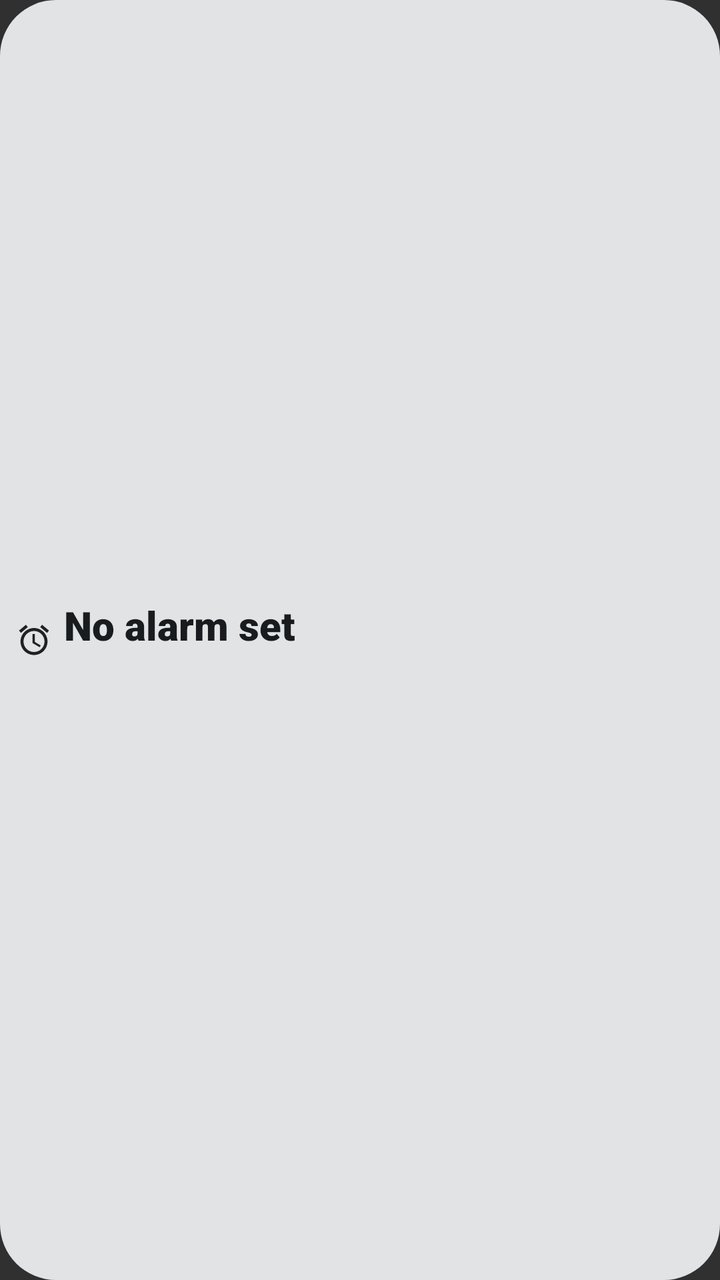
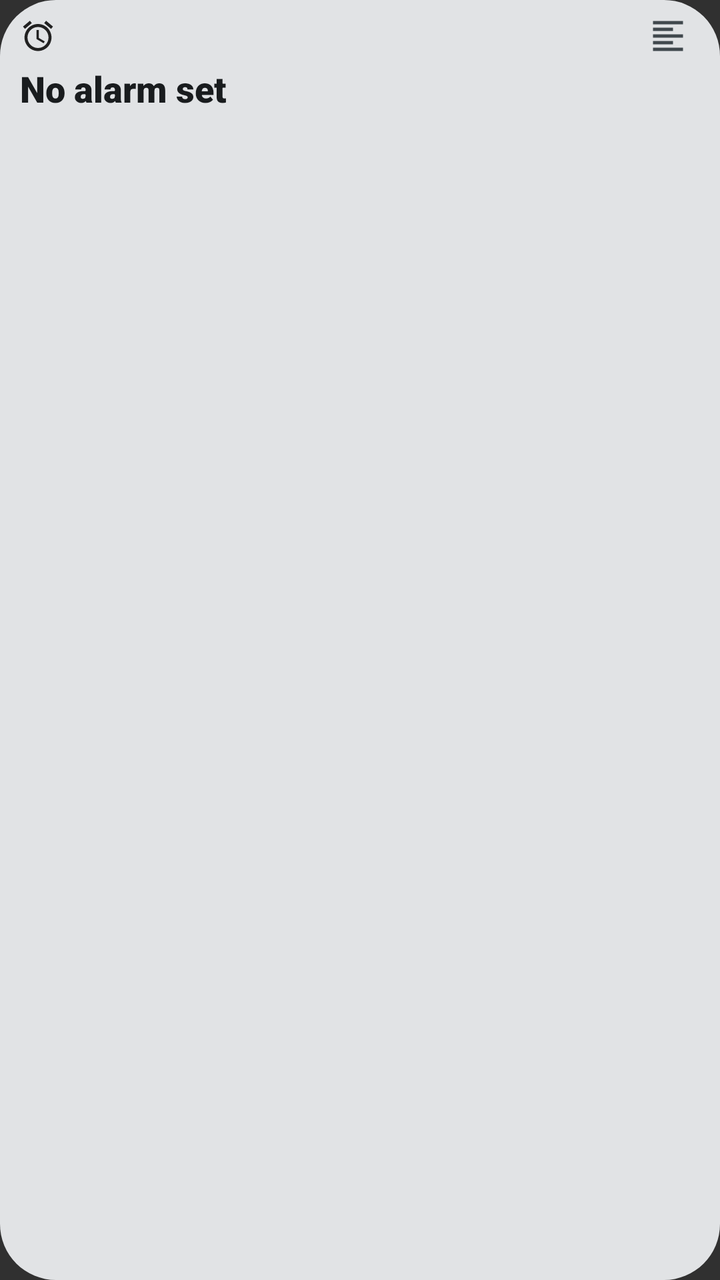

Two renders of the same Android screen: before a commit and after it. Below are the layout's source before the change and the commit's diff.
<!-- AndroidManifest.xml: application theme android:Theme.Material.NoActionBar -->
<!-- res/layout/widget_next_up_compact_wide.xml -->
<?xml version="1.0" encoding="utf-8"?>
<LinearLayout xmlns:android="http://schemas.android.com/apk/res/android"
    android:id="@+id/widget_root"
    android:layout_width="match_parent"
    android:layout_height="match_parent"
    android:background="@drawable/widget_background"
    android:gravity="center_vertical"
    android:orientation="horizontal"
    android:paddingStart="8dp"
    android:paddingTop="4dp"
    android:paddingEnd="8dp"
    android:paddingBottom="4dp">

    <ImageView
        android:id="@+id/widget_icon"
        android:layout_width="18dp"
        android:layout_height="18dp"
        android:layout_gravity="center_vertical"
        android:layout_marginEnd="6dp"
        android:contentDescription="@string/app_name"
        android:src="@drawable/ic_alarm" />

    <LinearLayout
        android:layout_width="0dp"
        android:layout_height="wrap_content"
        android:layout_gravity="center_vertical"
        android:layout_weight="1"
        android:orientation="vertical">

        <TextView
            android:id="@+id/widget_countdown"
            android:layout_width="match_parent"
            android:layout_height="wrap_content"
            android:autoSizeMaxTextSize="24sp"
            android:autoSizeMinTextSize="10sp"
            android:autoSizeStepGranularity="1sp"
            android:autoSizeTextType="uniform"
            android:ellipsize="none"
            android:fontFamily="sans-serif-black"
            android:maxLines="1"
            android:text="@string/no_alarm_set"
            android:textColor="@color/widget_on_surface"
            android:textSize="20sp" />

        <TextView
            android:id="@+id/widget_alarm_time"
            android:layout_width="match_parent"
            android:layout_height="wrap_content"
            android:ellipsize="none"
            android:fontFamily="sans-serif"
            android:maxLines="1"
            android:text=""
            android:textColor="@color/widget_on_surface_variant"
            android:textSize="11sp" />
    </LinearLayout>

</LinearLayout>
<!-- resources referenced by this layout -->
<resources>
  <color name="widget_on_surface">#1D1B20</color>
  <color name="widget_on_surface_variant">#49454F</color>
  <!-- drawable ic_alarm (drawable) -->
  <vector xmlns:android="http://schemas.android.com/apk/res/android"
      android:width="24dp"
      android:height="24dp"
      android:viewportWidth="24"
      android:viewportHeight="24"
      android:tint="?android:attr/colorPrimary">
      <path
          android:fillColor="@android:color/white"
          android:pathData="M22,5.72l-4.6,-3.86 -1.29,1.53 4.6,3.86L22,5.72zM7.88,3.39L6.6,1.86 2,5.71l1.29,1.53 4.59,-3.85zM12.5,8H11v6l4.75,2.85 0.75,-1.23 -4,-2.37V8zM12,4c-4.97,0 -9,4.03 -9,9s4.02,9 9,9 9,-4.03 9,-9 -4.03,-9 -9,-9zM12,20c-3.87,0 -7,-3.13 -7,-7s3.13,-7 7,-7 7,3.13 7,7 -3.13,7 -7,7z"/>
  </vector>
  <!-- drawable widget_background (drawable) -->
  <?xml version="1.0" encoding="utf-8"?>
  <shape xmlns:android="http://schemas.android.com/apk/res/android"
      android:shape="rectangle">
      <corners android:radius="28dp" />
      <solid android:color="@color/widget_surface" />
  </shape>
  <string name="app_name">NextUp</string>
  <string name="no_alarm_set">No alarm set</string>
  <color name="widget_surface">#F2EDF7</color>
</resources>

<!-- the commit's change to res/layout/widget_next_up_compact_wide.xml (unified diff, before → after) -->
@@ -4,54 +4,67 @@
     android:layout_width="match_parent"
     android:layout_height="match_parent"
     android:background="@drawable/widget_background"
-    android:gravity="center_vertical"
-    android:orientation="horizontal"
-    android:paddingStart="8dp"
-    android:paddingTop="4dp"
-    android:paddingEnd="8dp"
-    android:paddingBottom="4dp">
+    android:orientation="vertical"
+    android:paddingStart="10dp"
+    android:paddingTop="6dp"
+    android:paddingEnd="10dp"
+    android:paddingBottom="6dp">
 
-    <ImageView
-        android:id="@+id/widget_icon"
-        android:layout_width="18dp"
-        android:layout_height="18dp"
-        android:layout_gravity="center_vertical"
-        android:layout_marginEnd="6dp"
-        android:contentDescription="@string/app_name"
-        android:src="@drawable/ic_alarm" />
+    
+    <RelativeLayout
+        android:id="@+id/widget_top_bar"
+        android:layout_width="match_parent"
+        android:layout_height="24dp">
 
-    <LinearLayout
-        android:layout_width="0dp"
+        <ImageView
+            android:id="@+id/widget_icon"
+            android:layout_width="18dp"
+            android:layout_height="18dp"
+            android:layout_alignParentStart="true"
+            android:layout_centerVertical="true"
+            android:contentDescription="@string/app_name"
+            android:src="@drawable/ic_alarm" />
+
+        <ImageView
+            android:id="@+id/widget_btn_align_toggle"
+            android:layout_width="32dp"
+            android:layout_height="24dp"
+            android:layout_alignParentEnd="true"
+            android:layout_centerVertical="true"
+            android:padding="2dp"
+            android:contentDescription="@string/widget_alignment_title"
+            android:src="@drawable/ic_format_align_left" />
+    </RelativeLayout>
+
+    
+    <TextView
+        android:id="@+id/widget_countdown"
+        android:layout_width="match_parent"
         android:layout_height="wrap_content"
-        android:layout_gravity="center_vertical"
-        android:layout_weight="1"
-        android:orientation="vertical">
+        android:layout_marginTop="2dp"
+        android:autoSizeMaxTextSize="22sp"
+        android:autoSizeMinTextSize="12sp"
+        android:autoSizeStepGranularity="1sp"
+        android:autoSizeTextType="uniform"
+        android:ellipsize="none"
+        android:fontFamily="sans-serif-black"
+        android:gravity="start"
+        android:maxLines="1"
+        android:text="@string/no_alarm_set"
+        android:textColor="@color/widget_on_surface"
+        android:textSize="18sp" />
 
-        <TextView
-            android:id="@+id/widget_countdown"
-            android:layout_width="match_parent"
-            android:layout_height="wrap_content"
-            android:autoSizeMaxTextSize="24sp"
-            android:autoSizeMinTextSize="10sp"
-            android:autoSizeStepGranularity="1sp"
-            android:autoSizeTextType="uniform"
-            android:ellipsize="none"
-            android:fontFamily="sans-serif-black"
-            android:maxLines="1"
-            android:text="@string/no_alarm_set"
-            android:textColor="@color/widget_on_surface"
-            android:textSize="20sp" />
-
-        <TextView
-            android:id="@+id/widget_alarm_time"
-            android:layout_width="match_parent"
-            android:layout_height="wrap_content"
-            android:ellipsize="none"
-            android:fontFamily="sans-serif"
-            android:maxLines="1"
-            android:text=""
-            android:textColor="@color/widget_on_surface_variant"
-            android:textSize="11sp" />
-    </LinearLayout>
+    
+    <TextView
+        android:id="@+id/widget_alarm_time"
+        android:layout_width="match_parent"
+        android:layout_height="wrap_content"
+        android:ellipsize="none"
+        android:fontFamily="sans-serif"
+        android:gravity="start"
+        android:maxLines="1"
+        android:text=""
+        android:textColor="@color/widget_on_surface_variant"
+        android:textSize="11sp" />
 
 </LinearLayout>
<!-- resource entries referenced after the edit -->
@@ -13,6 +13,17 @@
           android:fillColor="@android:color/white"
           android:pathData="M22,5.72l-4.6,-3.86 -1.29,1.53 4.6,3.86L22,5.72zM7.88,3.39L6.6,1.86 2,5.71l1.29,1.53 4.59,-3.85zM12.5,8H11v6l4.75,2.85 0.75,-1.23 -4,-2.37V8zM12,4c-4.97,0 -9,4.03 -9,9s4.02,9 9,9 9,-4.03 9,-9 -4.03,-9 -9,-9zM12,20c-3.87,0 -7,-3.13 -7,-7s3.13,-7 7,-7 7,3.13 7,7 -3.13,7 -7,7z"/>
   </vector>
+  <!-- drawable ic_format_align_left (drawable) -->
+  <vector xmlns:android="http://schemas.android.com/apk/res/android"
+      android:width="24dp"
+      android:height="24dp"
+      android:viewportWidth="24"
+      android:viewportHeight="24"
+      android:tint="@color/widget_on_surface_variant">
+      <path
+          android:fillColor="@android:color/white"
+          android:pathData="M15,15H3v2h12v-2zm0,-8H3v2h12V7zM3,13h18v-2H3v2zm0,8h18v-2H3v2zM3,3v2h18V3H3z" />
+  </vector>
   <!-- drawable widget_background (drawable) -->
   <?xml version="1.0" encoding="utf-8"?>
   <shape xmlns:android="http://schemas.android.com/apk/res/android"
@@ -22,6 +33,7 @@
   </shape>
   <string name="app_name">NextUp</string>
   <string name="no_alarm_set">No alarm set</string>
+  <string name="widget_alignment_title">Widget Text Alignment</string>
   <color name="widget_surface">#F2EDF7</color>
 </resources>
 
